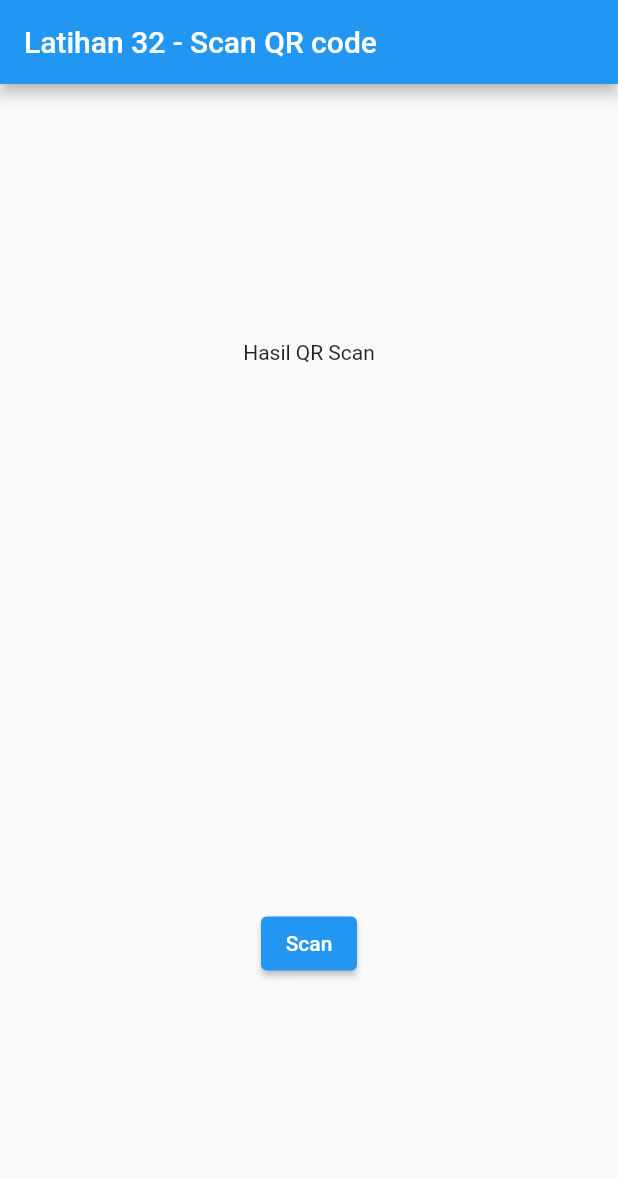
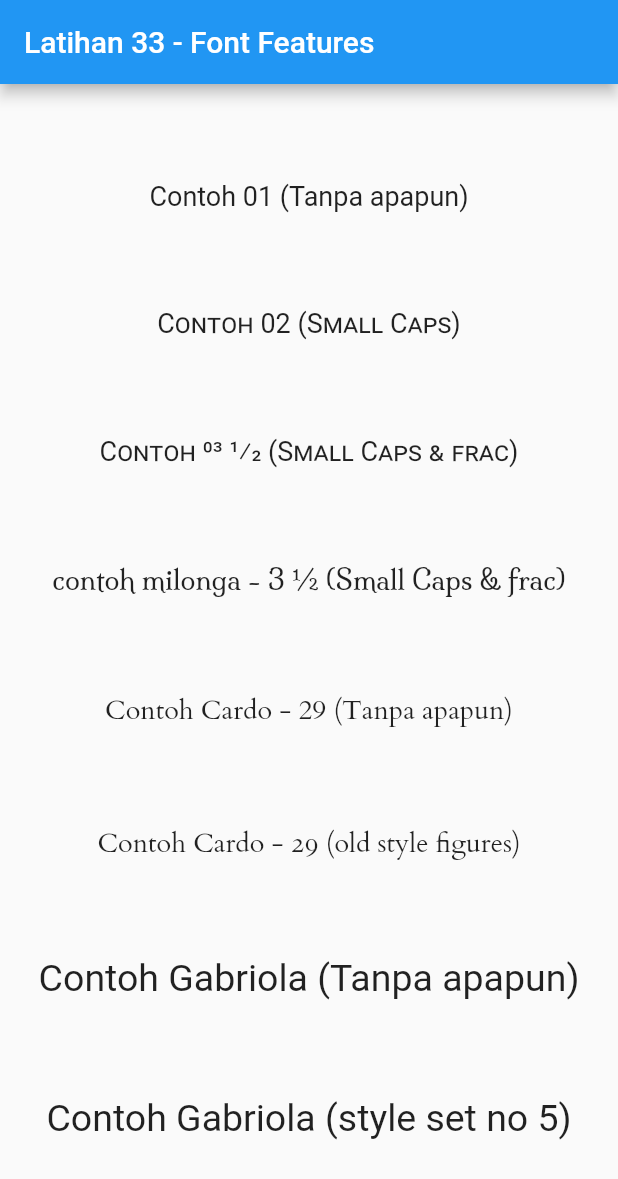
Before and after one commit to dodichakill/latihan_flutter_ku, a Flutter app: the screen it shows after launch, on a phone screen of 412 x 824 dp. Shown: the top 1179 px of the screen. Run offline on Flutter 3.47's test engine with Material 2 defaults, Android fonts, the phone set to English and light mode, and no system bars; Roboto replaces fonts that are missing (Gabriola).

Commit message:
Latihan 33 - Font Features

```diff
--- a/lib/main.dart
+++ b/lib/main.dart
@@ -1,9 +1,9 @@
-// Latihan 32 - Scan QR code
+// Latihan 33 - Font Features
+import 'dart:ui';
 
 import 'package:flutter/material.dart';
-import 'package:qrscan/qrscan.dart' as scanner;
 
-void main() => runApp(MyApp()); //untuk mencegah aplikasi berorientasi landscape
+void main() => runApp(MyApp());
 
 class MyApp extends StatefulWidget {
   @override
@@ -11,29 +11,75 @@ class MyApp extends StatefulWidget {
 }
 
 class _MyAppState extends State<MyApp> {
-  String text = 'Hasil QR Scan';
-
   @override
   Widget build(BuildContext context) {
     return MaterialApp(
       home: Scaffold(
           appBar: AppBar(
-            title: Text('Latihan 32 - Scan QR code'),
+            title: Text('Latihan 33 - Font Features'),
           ),
           body: Center(
             child: Column(
               mainAxisAlignment: MainAxisAlignment.spaceEvenly,
               children: [
-                Text(text),
-                SizedBox(
-                  height: 20,
+                Text(
+                  'Contoh 01 (Tanpa apapun)',
+                  style: TextStyle(fontSize: 18),
                 ),
-                ElevatedButton(
-                    onPressed: () async {
-                      text = await scanner.scan();
-                      setState(() {});
-                    },
-                    child: Text('Scan'))
+                Text(
+                  'Contoh 02 (Small Caps)',
+                  style: TextStyle(fontSize: 18, fontFeatures: [
+                    FontFeature.enable('smcp')
+                  ]), // mengatifkan small caps (mengubah huruf small caps menjadi upper caps)
+                ),
+                Text(
+                  'Contoh 03 1/2 (Small Caps & frac)',
+                  style: TextStyle(fontSize: 18, fontFeatures: [
+                    FontFeature.enable('smcp'),
+                    FontFeature.enable(
+                        'frac'), //jika ingin mengetahui tentang featurelist lebih detail bisa baca doc (docs.microsoft.com/en-us/typography/opentype/spec/featurelist)
+                  ]), // mengatifkan small caps (mengubah huruf small caps menjadi upper caps) dan mengaktifkan fitur frac(penulisan khusus angka) perlu diingat tidak semua font memiliki fitur frac
+                ),
+                Text(
+                  'contoh milonga - 3 1/2 (Small Caps & frac)',
+                  style:
+                      TextStyle(fontSize: 18, fontFamily: 'Milonga', fontFeatures: [
+                    FontFeature.enable('smcp'),
+                    FontFeature.enable(
+                        'frac'), //jika ingin mengetahui tentang featurelist lebih detail bisa baca doc (docs.microsoft.com/en-us/typography/opentype/spec/featurelist)
+                  ]), // mengatifkan small caps (mengubah huruf small caps menjadi upper caps) dan mengaktifkan fitur frac(penulisan khusus angka) perlu diingat tidak semua font memiliki fitur frac
+                ),
+                Text(
+                  'Contoh Cardo - 29 (Tanpa apapun)',
+                  style: TextStyle(
+                    fontSize: 18,
+                    fontFamily: "Cardo",
+                  ),
+                ),
+                Text(
+                  'Contoh Cardo - 29 (old style figures)',
+                  style:
+                      TextStyle(fontSize: 18, fontFamily: "Cardo", fontFeatures: [
+                    FontFeature.oldstyleFigures(),
+                  ]), // mengatifkan old style(merubah gaya penulisan menjadi oldstyle)
+                ),
+                Text(
+                  'Contoh Gabriola (Tanpa apapun)',
+                  style: TextStyle(
+                    fontSize: 25,
+                    fontFamily: "Gabriola",
+                  ),
+                ),
+                Text(
+                  'Contoh Gabriola (style set no 5)',
+                  style: TextStyle(
+                      fontSize: 25,
+                      fontFamily: "Gabriola",
+                      fontFeatures: [
+                        FontFeature.stylisticSet(
+                            5), // styleshet terdiri dari angka 1 sampai 20
+                      ]), // mengubah style set font (tidak semua font memiliki ini)
+                ),
               ],
             ),
           )),
@@ -43,5 +89,5 @@ class _MyAppState extends State<MyApp> {
 
 // penjelasan singkat
 // ----------------
-// kita perlu memasang qrscan pada pubspec.yaml.
-// diatas merupakan contoh cara penggunannya sederhananya
+// kita perlu mendaftarkan fontnya pada pubspec.yaml.
+// diatas merupakan contoh cara penggunannya dan penjelesananya
```
Also changed, not shown: pubspec.yaml (+9 -1 lines), fonts/Cardo-Regular.ttf (added), fonts/Milonga-Regular.ttf (added), pubspec.lock, 1 other file.
